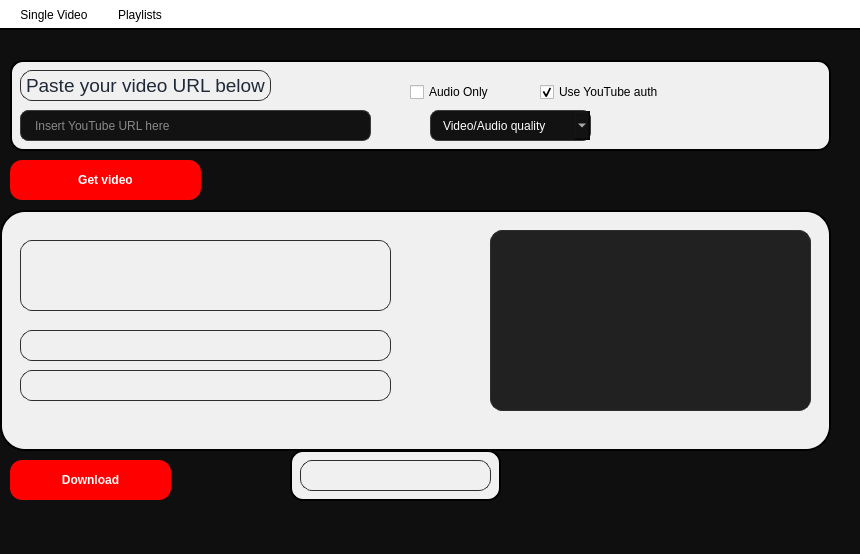
Before: the Qt Designer form Python/YouTube Downloader.ui in LaurelToro/Youtube-Downloader, drawn with Qt 5.
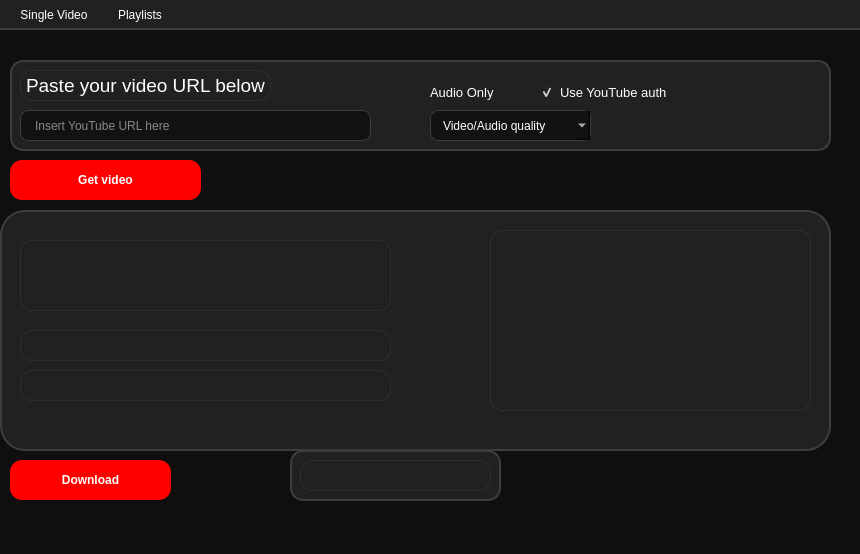
After: the same form once the commit is applied. Icons and pictures are not drawn.

```diff
--- a/Python/YouTube Downloader.ui
+++ b/Python/YouTube Downloader.ui
@@ -38,15 +38,16 @@
     border-radius: 12px;
 }
 
-/* 3. Text-labels, makes the text appear white */
+/* 3. Text-labels, makes the text appear white and blocks Windows overrides */
 QLabel {
     background-color: transparent !important;
-    color: #1f2937 !important; 
+    color: #ffffff !important; /* TVUNGET HVID: Stopper Windows i at gøre teksten usynlig eller lave lyse felter */
     font-family: &quot;Segoe UI&quot;, sans-serif;
 }
 QLabel#label, QLabel#label_2, QLabel#label_4{
-	font-weight:bold;
-	font-family: &quot;Segoe UI&quot;, sans-serif;
+    font-weight: bold;
+    font-family: &quot;Segoe UI&quot;, sans-serif;
+    color: #ffffff !important; /* SIKRER hvid tekst på dine tre info-labels i bunden */
 }
 
 /* 4. Textfields and Dropdowns */
@@ -63,7 +64,6 @@
     background-color: #0f0f0f !important;
 }
 
-
 QComboBox QAbstractItemView {
     background-color: #121212 !important;
     color: #ffffff !important;
@@ -71,6 +71,16 @@
     selection-background-color: #ff0000;
     selection-color: #ffffff;
 }
+
+/* 5. Tjekbokse (Audio Only &amp; YouTube Auth) */
+QCheckBox {
+    background-color: transparent !important;
+    color: #ffffff !important; /* TVUNGET HVID: Teksten ved tjekboksene forbliver altid læselig på mørk baggrund */
+    font-family: &quot;Segoe UI&quot;, sans-serif;
+    font-size: 13px;
+    spacing: 6px;
+}
+
 /* 6. Faner i toppen (Single Video / Playlists) */
 QTabBar::tab {
     background: transparent;
@@ -120,8 +130,8 @@
     </property>
     <property name="styleSheet">
      <string notr="true">QWidget#MainDownload {
-    border: 2px solid black;
-    background-color: #f0f0f0;
+    border: 2px solid #3d3d3d;
+    background-color: #212121;
 	border-radius: 25px
 }</string>
     </property>
@@ -262,8 +272,8 @@
     </property>
     <property name="styleSheet">
      <string notr="true">QWidget#Insert {
-    border: 2px solid black;
-    background-color: #f0f0f0;
+    border: 2px solid #3d3d3d;
+    background-color: #212121;
 	border-radius: 12.5px
 }</string>
     </property>
@@ -356,8 +366,8 @@
     </property>
     <property name="styleSheet">
      <string notr="true">QWidget#frame {
-    border: 2px solid black;
-    background-color: #f0f0f0;
+    border: 2px solid #3d3d3d;
+    background-color: #212121;
 	border-radius: 12.5px
 }</string>
     </property>
@@ -402,8 +412,9 @@
    </property>
    <property name="styleSheet">
     <string notr="true">QMenuBar {
-    background-color: #ffffff;      /* Give it a solid background */
-    border-bottom: 2px solid black; /* Adds a clean bottom border line */
+    background-color: #212121;
+    color: #ffffff;
+    border-bottom: 2px solid #3d3d3d;
     padding: 2px;
 }
 
@@ -414,7 +425,8 @@
 }
 
 QMenuBar::item:selected { 
-    background-color: #e8f4fd;       /* Highlights the menu when hovered */
+    background-color: #3d3d3d;
+    color: #ffffff;
     border-radius: 4px;
 }
 </string>
```
Left out of the diff: 8 changed lines with no effect on the pictures.
